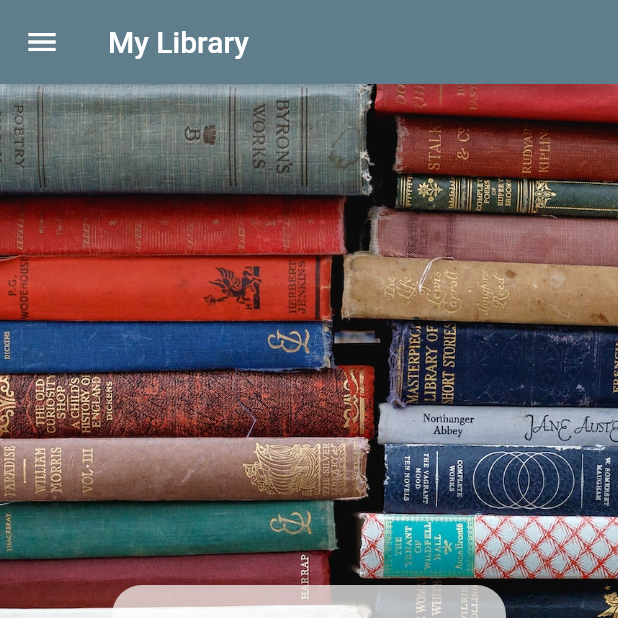
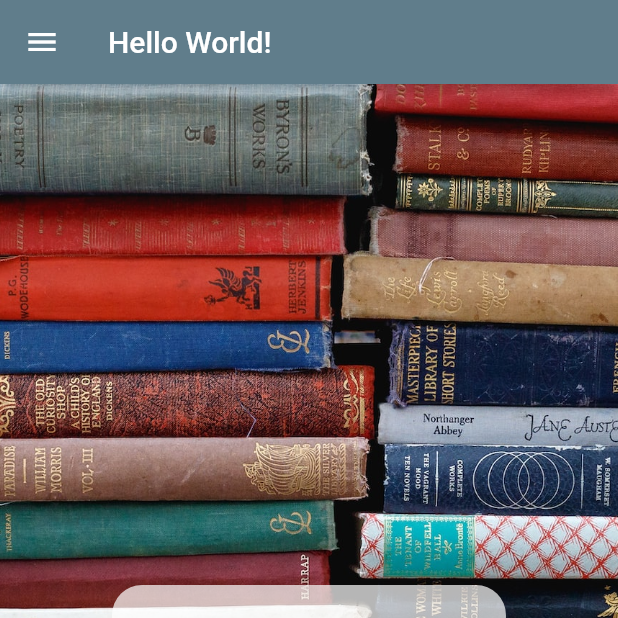
Before and after one commit to ClaudioSviluppo/my_library, a Flutter app: the screen it shows after launch, on a phone screen of 412 x 824 dp, the top half of it. Run offline on Flutter 3.47's test engine with Material 2 defaults, Android fonts, the phone set to English and light mode, and no system bars; generated files the repository leaves out were written again.

```diff
--- /dev/null
+++ b/l10n.yaml
@@ -0,0 +1,3 @@
+arb-dir: lib/l10n
+template-arb-file: app_en.arb
+output-localization-file: app_localizations.dart
--- /dev/null
+++ b/lib/l10n/app_en.arb
@@ -0,0 +1,6 @@
+{
+    "helloWorld": "Hello World!",
+    "@helloWorld": {
+      "description": "The conventional newborn programmer greeting"
+    }
+}
--- /dev/null
+++ b/lib/l10n/app_es.arb
@@ -0,0 +1,3 @@
+{
+    "helloWorld": "¡Hola Mundo!"
+}
--- /dev/null
+++ b/lib/l10n/app_it.arb
@@ -0,0 +1,6 @@
+{
+    "helloWorld": "Ciao Mondo!",
+    "@helloWorld": {
+      "description": "The conventional newborn programmer greeting"
+    }
+}
--- a/lib/main.dart
+++ b/lib/main.dart
@@ -1,5 +1,8 @@
 import 'package:flutter/material.dart';
 import 'package:my_library/screens/intro_screen.dart';
+import 'package:flutter_localizations/flutter_localizations.dart';
+import 'package:flutter_gen/gen_l10n/app_localizations.dart';
+import 'dart:developer' as developer;
 
 void main(List<String> args) {
   runApp(const MyLibraryApp());
@@ -10,8 +13,16 @@ class MyLibraryApp extends StatelessWidget {
 
   @override
   Widget build(BuildContext context) {
-    return MaterialApp(
-        theme: ThemeData(primarySwatch: Colors.blueGrey), // Colora appBAr
-        home: const IntroScreen());
+    developer.log('Starting application', name: 'MyLibraryApp');
+    return const MaterialApp(localizationsDelegates: [
+      AppLocalizations.delegate, // Add this line
+      GlobalMaterialLocalizations.delegate,
+      GlobalWidgetsLocalizations.delegate,
+      GlobalCupertinoLocalizations.delegate,
+    ], supportedLocales: [
+      Locale('en', ''), // English, no country code
+      Locale('es', ''), // Spanish, no country code
+      Locale('it', ''), // Italian, no country code
+    ], home: IntroScreen());
   }
 }
--- a/lib/screens/intro_screen.dart
+++ b/lib/screens/intro_screen.dart
@@ -1,5 +1,12 @@
 import 'package:flutter/material.dart';
 import 'package:my_library/shared/menu_drawer.dart';
+// #docregion AppLocalizationsImport
+import 'package:flutter_gen/gen_l10n/app_localizations.dart';
+// #enddocregion AppLocalizationsImport
+
+// #docregion LocalizationDelegatesImport
+import 'package:flutter_localizations/flutter_localizations.dart';
+// #enddocregion LocalizationDelegatesImport
 
 class IntroScreen extends StatelessWidget {
   const IntroScreen({super.key});
@@ -8,7 +15,10 @@ class IntroScreen extends StatelessWidget {
   Widget build(BuildContext context) {
     String testo = 'La mia libreria';
     return Scaffold(
-      appBar: AppBar(title: const Text('My Library')),
+      appBar: AppBar(
+        title: Text(AppLocalizations.of(context)!.helloWorld),
+        backgroundColor: Colors.blueGrey,
+      ),
       // body: welcomeMessage('Il mio Archivio'), get TextBox  da metodo
       drawer: const MenuDrawer(),
       body: Container(
--- a/pubspec.yaml
+++ b/pubspec.yaml
@@ -31,9 +31,12 @@ environment:
 dependencies:
   flutter:
     sdk: flutter
+  flutter_localizations: # Add this line
+    sdk: flutter         # Add this line
   http: ^0.13.5
   logging: ^1.1.0
   shared_preferences: ^2.0.15
+  intl: ^0.17.0 # Add this line
 
   # The following adds the Cupertino Icons font to your application.
   # Use with the CupertinoIcons class for iOS style icons.
@@ -60,6 +63,7 @@ flutter:
   # included with your application, so that you can use the icons in
   # the material Icons class.
   uses-material-design: true
+  generate: true # Add this line
 
   # To add assets to your application, add an assets section, like this:
   assets:
```
Also changed, not shown: pubspec.lock.
